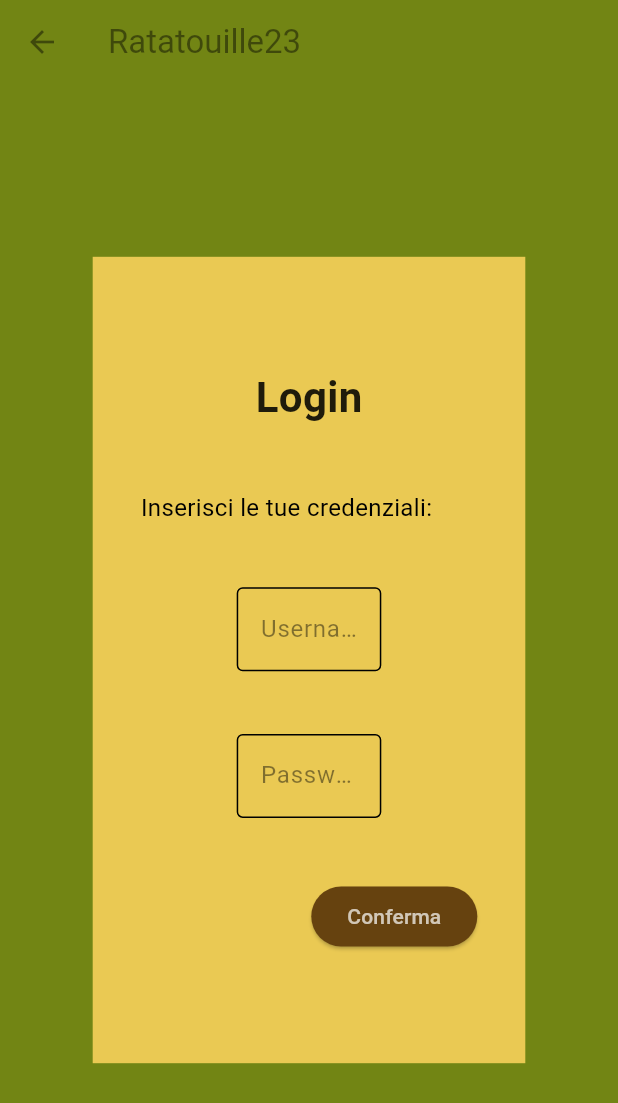
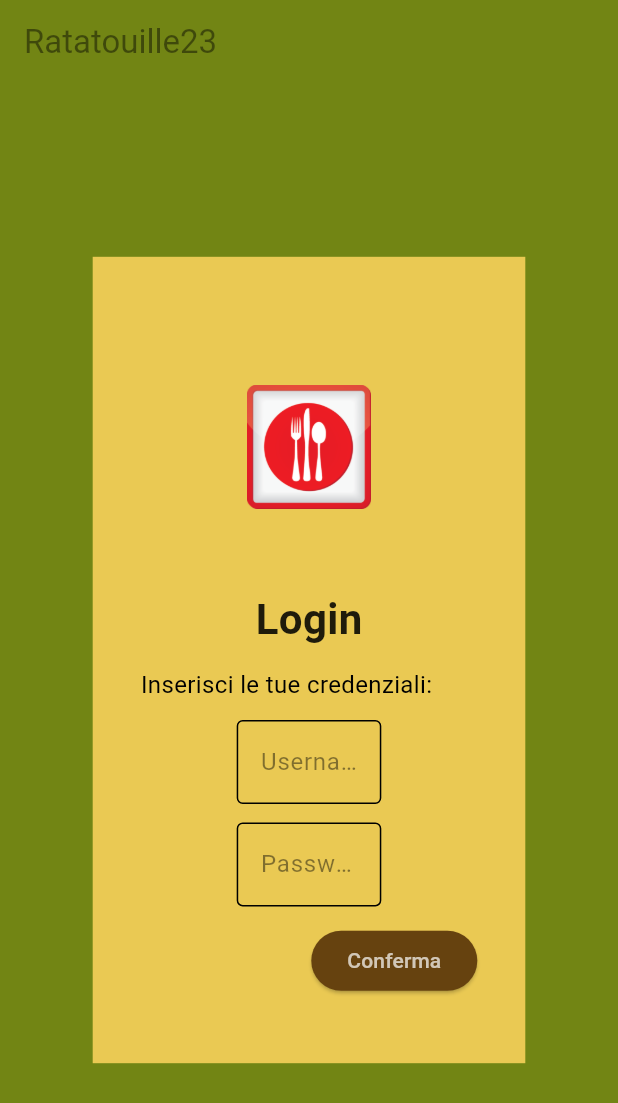
Before and after one commit to LQ95/ingsw_frontend, a Flutter app: the SchermataLogin screen opened directly, on a phone screen of 412 x 824 dp. Shown: the top 1103 px of the screen. Run offline on Flutter 3.47's test engine with Material 2 defaults, Android fonts, the phone set to English and light mode, and no system bars; our stand-ins replace quickalert; Roboto replaces fonts that are missing (Segoe UI).

Commit message:
Login funzionante, mancano un paio di dettagli ma funziona

```diff
--- a/lib/SchermataLogin.dart
+++ b/lib/SchermataLogin.dart
@@ -14,6 +14,8 @@ class  SchermataLogin extends StatelessWidget{
 
   @override
   Widget build(BuildContext context) {
+    int width = MediaQuery.of(context).size.width.toInt();
+    int height = MediaQuery.of(context).size.height.toInt();
 
     void showAllertErrore(String errore) {
       QuickAlert.show(context: context,
@@ -27,7 +29,7 @@ class  SchermataLogin extends StatelessWidget{
     void showAllertSuccesso() {
       QuickAlert.show(context: context,
           type: QuickAlertType.success,
-          text: "Eccellente, l'account è stato creato con successo!",
+          text: "Login effettuato.",
           title: "Successo!",
           onConfirmBtnTap: () {Navigator.push(context, MaterialPageRoute(builder: (context) => MenuPrincipale()));}
       );
@@ -61,6 +63,14 @@ class  SchermataLogin extends StatelessWidget{
                 child: Column(
                   mainAxisAlignment: MainAxisAlignment.spaceEvenly,
                   children: <Widget>[
+                    Row(
+                mainAxisAlignment: MainAxisAlignment.center,
+                       children:[Image(
+                        image: const AssetImage('contents/images/Placeholder.png'),
+                        width: width*0.2,
+                        height: height*0.2,
+                      ),]
+                ),
                     const Row(
                       mainAxisAlignment: MainAxisAlignment.center,
                       children: <Widget>[Center(child:
@@ -123,7 +133,7 @@ class  SchermataLogin extends StatelessWidget{
                             if (creazioneAvvenutaConSuccesso == "SUCCESSO") {                                                               //il valore di ritorno di tipo Future ottenga uno stato
                               showAllertSuccesso();
                             } else if (creazioneAvvenutaConSuccesso == "FALLIMENTO"){
-                              showAllertErrore("Il nome che hai selezionato è già stato scelto...");
+                              showAllertErrore("Le credenziali non sono corrette.");
                             } else {
                               showAllertErrore("Si è verificato un errore inaspettato, per favore riprovare...");
                             }
--- a/lib/main.dart
+++ b/lib/main.dart
@@ -22,7 +22,7 @@ class MyApp extends StatelessWidget {
         secondary:Color(0xFFC89117),surface:Color(0xFF728514)),
         useMaterial3: true,
       ),
-      home: InitAmministratoreHomePage(),
+      home: SchermataLogin(),
     );
   }
 }
```
Also changed, not shown: lib/DatabaseControl.dart (+10 -6 lines).
